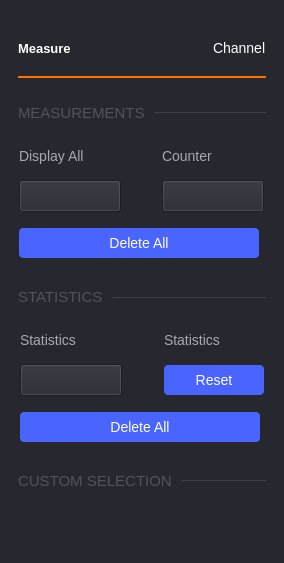
First picture: the form in ui/measure_settings.ui, repository analogdevicesinc/scopy, before the edit.
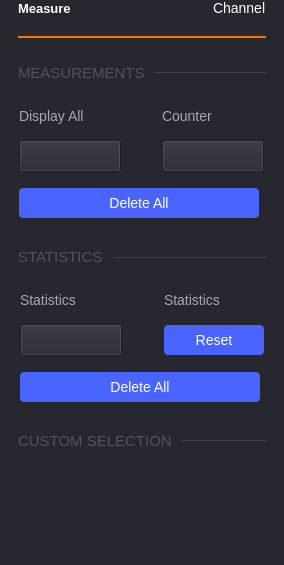
Second picture: the form after the edit. Icons and pictures are not drawn.

Commit message: Oscilloscope: Add gradients between several GUI panels

```diff
--- a/ui/measure_settings.ui
+++ b/ui/measure_settings.ui
@@ -7,7 +7,7 @@
     <x>0</x>
     <y>0</y>
     <width>284</width>
-    <height>563</height>
+    <height>565</height>
    </rect>
   </property>
   <property name="windowTitle">
@@ -43,7 +43,7 @@
       <number>0</number>
      </property>
      <property name="topMargin">
-      <number>40</number>
+      <number>0</number>
      </property>
      <property name="bottomMargin">
       <number>0</number>
```
The commit also changes 4 other files.
